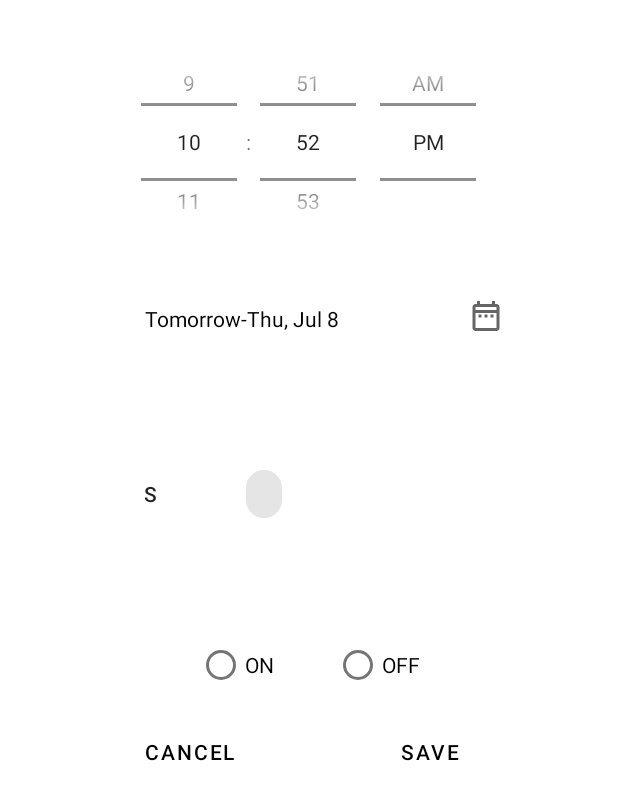
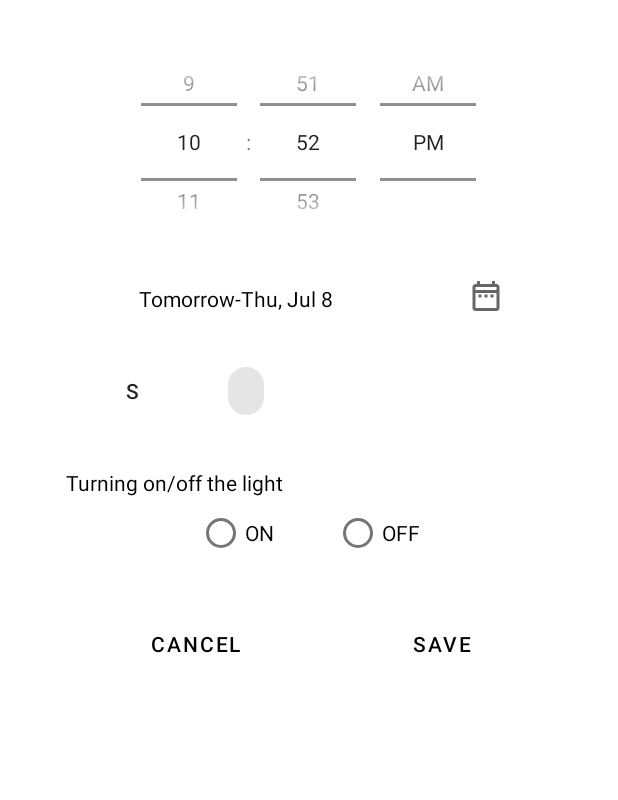
Before and after one commit to Colinerith/MAUS_Android, an Android app: the layout dialog_timer_setting.xml on its own in the app's theme, with its tools: preview values and no code run, on a phone screen of 412 x 824 dp. Shown: the top 800 px of the screen. Run offline under Robolectric (Android 15) with nearby library versions, the phone set to English and light mode, and no system bars.

```diff
--- a/app/src/main/res/layout/dialog_timer_setting.xml
+++ b/app/src/main/res/layout/dialog_timer_setting.xml
@@ -24,23 +24,11 @@
         app:layout_constraintTop_toTopOf="parent" />
 
     <Button
-        android:id="@+id/cancelBtn"
-        android:layout_width="140dp"
-        android:layout_height="50dp"
-        android:layout_marginStart="36dp"
-        android:layout_marginTop="460dp"
-        android:background="@android:color/transparent"
-        android:text="@string/cancel"
-        android:textColor="@color/black"
-        app:layout_constraintStart_toStartOf="parent"
-        app:layout_constraintTop_toTopOf="parent" />
-
-    <Button
         android:id="@+id/saveBtn"
         android:layout_width="140dp"
         android:layout_height="50dp"
-        android:layout_marginTop="460dp"
-        android:layout_marginEnd="36dp"
+        android:layout_marginTop="388dp"
+        android:layout_marginEnd="28dp"
         android:background="@android:color/transparent"
         android:elevation="0dp"
         android:text="@string/save"
@@ -49,35 +37,47 @@
         app:layout_constraintEnd_toEndOf="parent"
         app:layout_constraintTop_toTopOf="parent" />
 
+    <Button
+        android:id="@+id/cancelBtn"
+        android:layout_width="140dp"
+        android:layout_height="50dp"
+        android:layout_marginStart="40dp"
+        android:layout_marginTop="388dp"
+        android:background="@android:color/transparent"
+        android:text="@string/cancel"
+        android:textColor="@color/black"
+        app:layout_constraintStart_toStartOf="parent"
+        app:layout_constraintTop_toTopOf="parent" />
+
+    <ImageButton
+        android:id="@+id/dateBtn"
+        android:layout_width="wrap_content"
+        android:layout_height="wrap_content"
+        android:layout_marginTop="16dp"
+        android:layout_marginEnd="56dp"
+        android:background="@android:color/transparent"
+        app:layout_constraintEnd_toEndOf="parent"
+        app:layout_constraintTop_toBottomOf="@+id/time"
+        app:srcCompat="@drawable/ic_outline_date_range_24" />
+
     <TextView
         android:id="@+id/settingDateDayTextView"
         android:layout_width="wrap_content"
         android:layout_height="27dp"
-        android:layout_marginStart="76dp"
-        android:layout_marginTop="29dp"
+        android:layout_marginStart="72dp"
+        android:layout_marginTop="16dp"
         android:gravity="center"
         android:text="Tomorrow-Thu, Jul 8"
         android:textColor="@color/black"
         app:layout_constraintStart_toStartOf="parent"
         app:layout_constraintTop_toBottomOf="@+id/time" />
 
-    <ImageButton
-        android:id="@+id/dateBtn"
-        android:layout_width="wrap_content"
-        android:layout_height="wrap_content"
-        android:layout_marginTop="29dp"
-        android:layout_marginEnd="56dp"
-        android:background="@android:color/transparent"
-        app:layout_constraintEnd_toEndOf="parent"
-        app:layout_constraintTop_toBottomOf="@+id/time"
-        app:srcCompat="@drawable/ic_outline_date_range_24" />
-
     <com.google.android.material.chip.ChipGroup
         android:id="@+id/chipGroup"
         android:layout_width="wrap_content"
         android:layout_height="wrap_content"
-        android:layout_marginTop="79dp"
-        android:layout_marginEnd="192dp"
+        android:layout_marginTop="24dp"
+        android:layout_marginEnd="204dp"
         app:layout_constraintEnd_toEndOf="parent"
         app:layout_constraintTop_toBottomOf="@+id/settingDateDayTextView">
 
@@ -100,11 +100,10 @@
         android:id="@+id/radioGroup"
         android:layout_width="match_parent"
         android:layout_height="wrap_content"
-        android:layout_marginTop="66dp"
         android:gravity="center"
         android:orientation="horizontal"
-        app:layout_constraintTop_toBottomOf="@+id/chipGroup"
-        tools:layout_editor_absoluteX="34dp">
+        app:layout_constraintTop_toBottomOf="@+id/textView2"
+        tools:layout_editor_absoluteX="0dp">
 
         <RadioButton
             android:id="@+id/radioButtonOn"
@@ -126,10 +125,11 @@
         android:id="@+id/textView2"
         android:layout_width="wrap_content"
         android:layout_height="wrap_content"
-        android:layout_marginStart="2dp"
-        android:layout_marginTop="49dp"
+        android:layout_marginStart="24dp"
+        android:layout_marginTop="296dp"
         android:text="@string/setting_action"
-        app:layout_constraintStart_toEndOf="@+id/radioGroup"
-        app:layout_constraintTop_toBottomOf="@+id/chipGroup" />
+        android:textColor="@color/black"
+        app:layout_constraintStart_toStartOf="parent"
+        app:layout_constraintTop_toTopOf="parent" />
 
 </androidx.constraintlayout.widget.ConstraintLayout>
```
